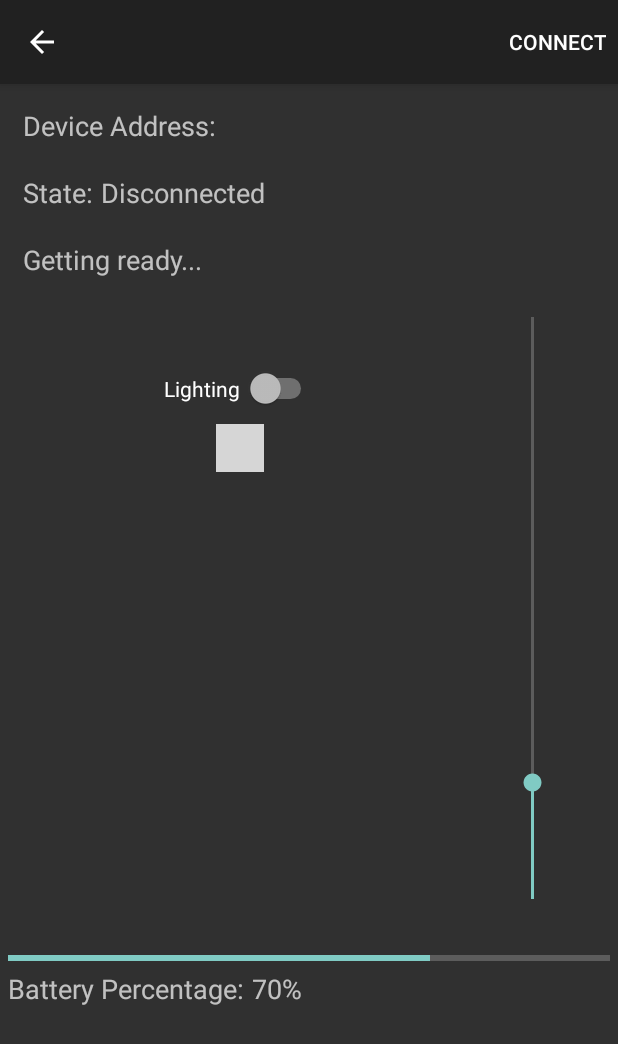
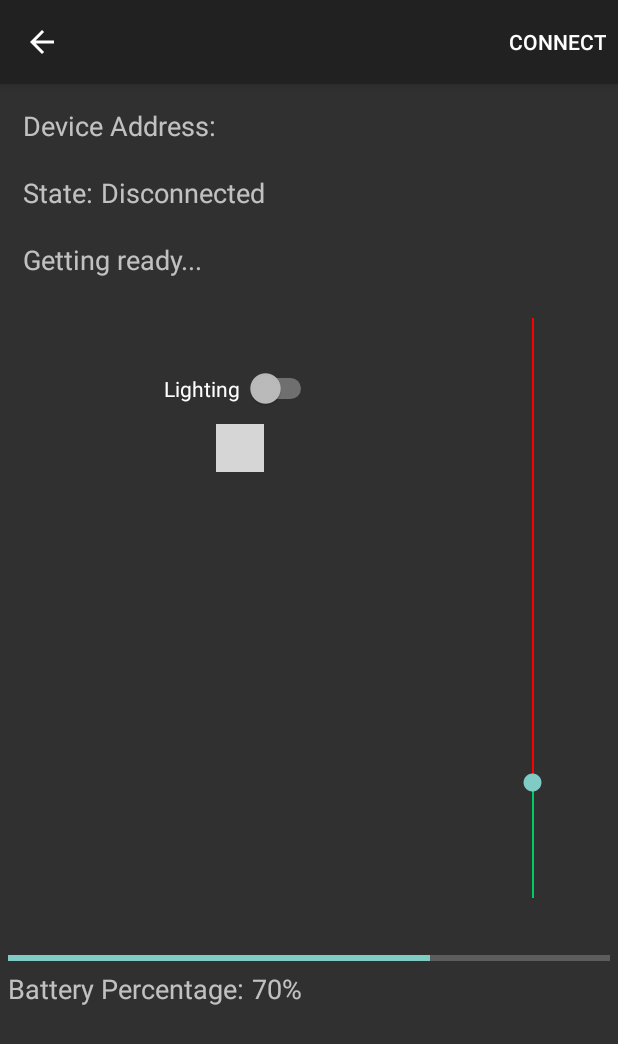
Before and after one commit to jellywoo/LongboardControl, an Android app: the DeviceControlActivity screen opened directly, with no data from a screen before it, on a phone screen of 412 x 824 dp. Shown: the top 1044 px of the screen. Run offline under Robolectric (Android 15) with nearby library versions, the phone set to English and light mode, and no system bars; libraries missing offline, so code that uses them is left out: com.larswerkman.holocolorpicker; plain views replace ColorPicker; 8 statements that could not run were skipped; grey boxes are pictures that could not be loaded.

Commit message:
Fix seekbar

```diff
--- a/app/src/main/java/com/polkapolka/bluetooth/le/DeviceControlActivity.java
+++ b/app/src/main/java/com/polkapolka/bluetooth/le/DeviceControlActivity.java
@@ -73,12 +73,92 @@ public class DeviceControlActivity extends Activity implements ColorPicker.OnCol
     private int red = 0, green = 255, blue = 0;
     private ColorPicker picker;
     private ProgressBar progressBar;
+    private VerticalSeekBar seekBar;
 
     public final static UUID HM_RX_TX =
             UUID.fromString(SampleGattAttributes.HM_RX_TX);
 
     private final String LIST_NAME = "NAME";
     private final String LIST_UUID = "UUID";
+
+    @Override
+    public void onCreate(Bundle savedInstanceState) {
+        super.onCreate(savedInstanceState);
+        setContentView(R.layout.gatt_services_characteristics);
+
+        final Intent intent = getIntent();
+        mDeviceName = intent.getStringExtra(EXTRAS_DEVICE_NAME);
+        mDeviceAddress = intent.getStringExtra(EXTRAS_DEVICE_ADDRESS);
+
+        // Sets up UI references.
+        ((TextView) findViewById(R.id.device_address)).setText(mDeviceAddress);
+        mConnectionState = (TextView) findViewById(R.id.connection_state);
+        // is serial present?
+        isSerial = (TextView) findViewById(R.id.isSerial);
+
+//        mDataField = (TextView) findViewById(R.id.data_value);
+
+        getActionBar().setTitle(mDeviceName);
+        getActionBar().setDisplayHomeAsUpEnabled(true);
+        Intent gattServiceIntent = new Intent(this, BluetoothLeService.class);
+        bindService(gattServiceIntent, mServiceConnection, BIND_AUTO_CREATE);
+
+        picker = (ColorPicker) findViewById(R.id.picker);
+        picker.setShowOldCenterColor(false);
+        picker.setOnColorChangedListener(this);
+        picker.setVisibility(View.INVISIBLE);
+        picker.setEnabled(false);
+
+        batteryPercent = (TextView) findViewById(R.id.batteryPercent);
+        progressBar = (ProgressBar) findViewById(R.id.battery);
+        seekBar = (VerticalSeekBar) findViewById(R.id.seekBar1);
+
+        seekBar.setOnSeekBarChangeListener(new VerticalSeekBar.OnSeekBarChangeListener() {
+            @Override
+            public void onProgressChanged(SeekBar seekBar, int i, boolean b) {
+                Log.d(TAG, "onProgressChanged: " + i);
+            }
+
+            @Override
+            public void onStartTrackingTouch(SeekBar seekBar) {
+
+            }
+
+            @Override
+            public void onStopTrackingTouch(SeekBar seekBar) {
+                seekBar.setProgress(20);
+            }
+        });
+
+        progressBar.setProgress(70);
+        batteryPercent.setText(progressBar.getProgress() + "%");
+
+        Switch lightingSwitch = (Switch) findViewById(R.id.switch1);
+        lightingSwitch.setOnCheckedChangeListener(new CompoundButton.OnCheckedChangeListener() {
+            @Override
+            public void onCheckedChanged(CompoundButton compoundButton, boolean b) {
+                String str;
+
+                if (!b) {
+                    picker.setVisibility(View.INVISIBLE);
+                    picker.setEnabled(false);
+                    str = 0 + "," + 0 + "," + 0 + "\n";
+                }
+                else {
+                    picker.setVisibility(View.VISIBLE);
+                    picker.setEnabled(true);
+                    str = red + "," + green + "," + blue + "\n";
+                }
+
+                if(mConnected) {
+                    final byte[] tx = str.getBytes();
+                    characteristicTX.setValue(tx);
+                    mBluetoothLeService.writeCharacteristic(characteristicTX);
+                    mBluetoothLeService.setCharacteristicNotification(characteristicRX,true);
+                }
+            }
+        });
+    }
 
     // Code to manage Service lifecycle.
     private final ServiceConnection mServiceConnection = new ServiceConnection() {
@@ -130,67 +210,6 @@ public class DeviceControlActivity extends Activity implements ColorPicker.OnCol
 
     private void clearUI() {
 //        mDataField.setText(R.string.no_data);
-    }
-
-    @Override
-    public void onCreate(Bundle savedInstanceState) {
-        super.onCreate(savedInstanceState);
-        setContentView(R.layout.gatt_services_characteristics);
-
-        final Intent intent = getIntent();
-        mDeviceName = intent.getStringExtra(EXTRAS_DEVICE_NAME);
-        mDeviceAddress = intent.getStringExtra(EXTRAS_DEVICE_ADDRESS);
-
-        // Sets up UI references.
-        ((TextView) findViewById(R.id.device_address)).setText(mDeviceAddress);
-         mConnectionState = (TextView) findViewById(R.id.connection_state);
-        // is serial present?
-        isSerial = (TextView) findViewById(R.id.isSerial);
-
-//        mDataField = (TextView) findViewById(R.id.data_value);
-
-        getActionBar().setTitle(mDeviceName);
-        getActionBar().setDisplayHomeAsUpEnabled(true);
-        Intent gattServiceIntent = new Intent(this, BluetoothLeService.class);
-        bindService(gattServiceIntent, mServiceConnection, BIND_AUTO_CREATE);
-
-        picker = (ColorPicker) findViewById(R.id.picker);
-        picker.setShowOldCenterColor(false);
-        picker.setOnColorChangedListener(this);
-        picker.setVisibility(View.INVISIBLE);
-        picker.setEnabled(false);
-
-        batteryPercent = (TextView) findViewById(R.id.batteryPercent);
-        progressBar = (ProgressBar) findViewById(R.id.battery);
-
-        progressBar.setProgress(70);
-        batteryPercent.setText(progressBar.getProgress() + "%");
-
-        Switch lightingSwitch = (Switch) findViewById(R.id.switch1);
-        lightingSwitch.setOnCheckedChangeListener(new CompoundButton.OnCheckedChangeListener() {
-            @Override
-            public void onCheckedChanged(CompoundButton compoundButton, boolean b) {
-                String str;
-
-                if (!b) {
-                    picker.setVisibility(View.INVISIBLE);
-                    picker.setEnabled(false);
-                    str = 0 + "," + 0 + "," + 0 + "\n";
-                }
-                else {
-                    picker.setVisibility(View.VISIBLE);
-                    picker.setEnabled(true);
-                    str = red + "," + green + "," + blue + "\n";
-                }
-
-                if(mConnected) {
-                        final byte[] tx = str.getBytes();
-                        characteristicTX.setValue(tx);
-                        mBluetoothLeService.writeCharacteristic(characteristicTX);
-                        mBluetoothLeService.setCharacteristicNotification(characteristicRX,true);
-                }
-            }
-        });
     }
 
     @Override
--- /dev/null
+++ b/app/src/main/res/drawable/background_fill.xml
@@ -0,0 +1,7 @@
+<shape xmlns:android="http://schemas.android.com/apk/res/android"
+    android:shape="line">
+
+    <stroke android:width="1dp" android:color="#ff0000"/>
+    <corners android:radius="1dp" />
+
+</shape>
--- /dev/null
+++ b/app/src/main/res/drawable/progress.xml
@@ -0,0 +1,9 @@
+<?xml version="1.0" encoding="utf-8"?>
+<layer-list xmlns:android="http://schemas.android.com/apk/res/android">
+<item android:id="@android:id/background"
+    android:drawable="@drawable/background_fill" />
+
+<item android:id="@android:id/progress">
+    <clip android:drawable="@drawable/progress_fill" />
+</item>
+</layer-list>
--- /dev/null
+++ b/app/src/main/res/drawable/progress_fill.xml
@@ -0,0 +1,7 @@
+<shape xmlns:android="http://schemas.android.com/apk/res/android"
+    android:shape="line">
+
+    <stroke android:width="1dp" android:color="#00cc66"/>
+    <corners android:radius="1dp" />
+
+</shape>
--- a/app/src/main/res/layout/gatt_services_characteristics.xml
+++ b/app/src/main/res/layout/gatt_services_characteristics.xml
@@ -96,7 +96,8 @@
                 android:id="@+id/seekBar1"
                 android:layout_width="80dp"
                 android:layout_height="420dp"
-                android:progress="20"/>
+                android:progress="20"
+                android:progressDrawable="@drawable/progress"/>
         </FrameLayout>
     </LinearLayout>
 
```
Also changed, not shown: app/src/main/java/com/polkapolka/bluetooth/le/VerticalSeekBar.java (+39 -2 lines), 70 other files.
